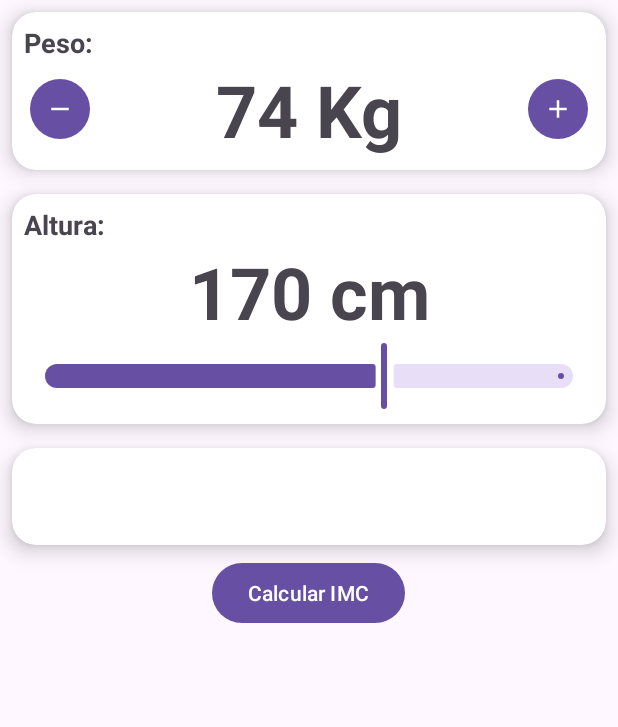
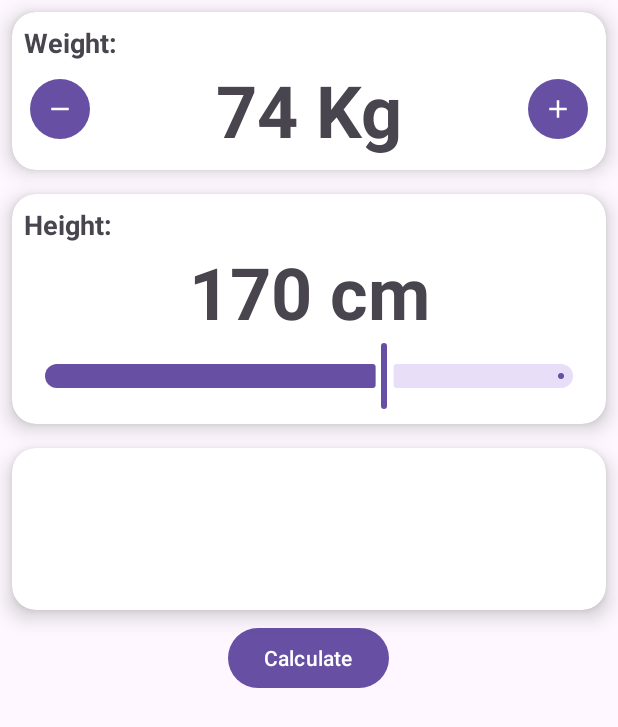
Before and after one commit to oscarlimachi/MyApplication11, an Android app: the screen it shows after launch (MainActivity), on a phone screen of 412 x 824 dp. Shown: the top 727 px of the screen. Run offline under Robolectric (Android 15) with nearby library versions, the phone set to English and light mode, and no system bars.

Commit message:
acabado -falta probarlo

```diff
--- a/app/src/main/res/layout/activity_main.xml
+++ b/app/src/main/res/layout/activity_main.xml
@@ -23,7 +23,7 @@
             <TextView
                 android:layout_width="match_parent"
                 android:layout_height="wrap_content"
-                android:text="Peso:"
+                android:text="@string/label_weight"
                 android:textSize="18sp"
                 android:textStyle="bold"/>
             <LinearLayout
@@ -76,7 +76,7 @@
             <TextView
                 android:layout_width="match_parent"
                 android:layout_height="wrap_content"
-                android:text="Altura:"
+                android:text="@string/label_height"
                 android:textSize="18sp"
                 android:textStyle="bold"/>
             <TextView
@@ -107,6 +107,10 @@
         android:layout_margin="8dp"
         app:cardCornerRadius="16dp"
         app:cardElevation="8dp">
+        <LinearLayout
+            android:layout_width="match_parent"
+            android:layout_height="wrap_content"
+            android:orientation="vertical">
 
             <TextView
                 android:id="@+id/resultTextView"
@@ -115,15 +119,24 @@
                 tools:text="00.00"
                 android:textSize="48sp"
                 android:textStyle="bold"
-            android:textAlignment="center"
+                android:textAlignment="center" />
+            <TextView
+                android:id="@+id/descriptionTextView"
+                android:layout_width="match_parent"
+                android:layout_height="wrap_content"
+                tools:text="Description"
+                android:textSize="32sp"
+                android:textStyle="bold"
+                android:textAlignment="center"/>
 
-            />
+        </LinearLayout>
+
     </androidx.cardview.widget.CardView>
     <!--Boton calcular-->
     <Button
         android:id="@+id/calculateButton"
         android:layout_width="wrap_content"
         android:layout_height="wrap_content"
-        android:text="Calcular IMC"
+        android:text="@string/button_calculate"
         android:layout_gravity="center_horizontal"/>
 </LinearLayout>
--- a/app/src/main/res/values/colors.xml
+++ b/app/src/main/res/values/colors.xml
@@ -2,4 +2,9 @@
 <resources>
     <color name="black">#FF000000</color>
     <color name="white">#FFFFFFFF</color>
+    <color name="bmi_underweight">#03A9F4</color>
+    <color name="bmi_normal_weight">#4CAF50</color>
+    <color name="bmi_overweight">#C7B53B</color>
+    <color name="bmi_obesity">#FF9800</color>
+    <color name="bmi_extreme_obesity">#F44336</color>
 </resources>
--- a/app/src/main/res/values/strings.xml
+++ b/app/src/main/res/values/strings.xml
@@ -1,3 +1,14 @@
 <resources>
     <string name="app_name">My Application</string>
+
+    <string name="label_weight">Weight:</string>
+    <string name="label_height">Height:</string>
+
+    <string name="bmi_underweight">Underweight</string>
+    <string name="bmi_normal_weight">Normal Weight</string>
+    <string name="bmi_overweight">Overweight</string>
+    <string name="bmi_obesity">Obesity</string>
+    <string name="bmi_extreme_obesity">Extreme Obesity</string>
+
+    <string name="button_calculate">Calculate</string>
 </resources>
```
Also changed, not shown: app/src/main/java/com/example/myapplication/MainActivity.kt (+31 -1 lines), 1 other file. Lines whose indentation alone changed are shown as unchanged.
